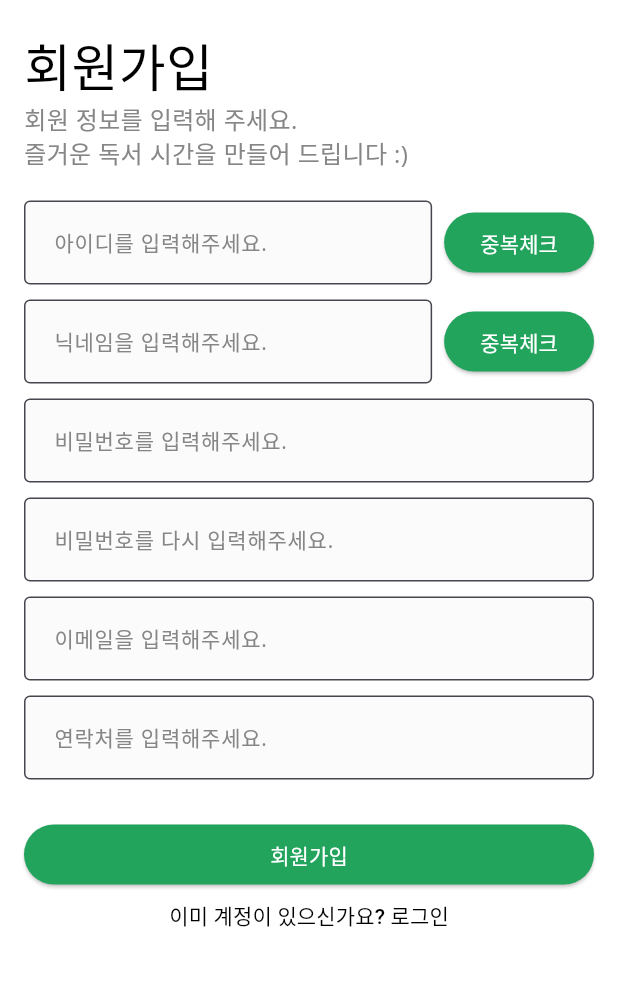
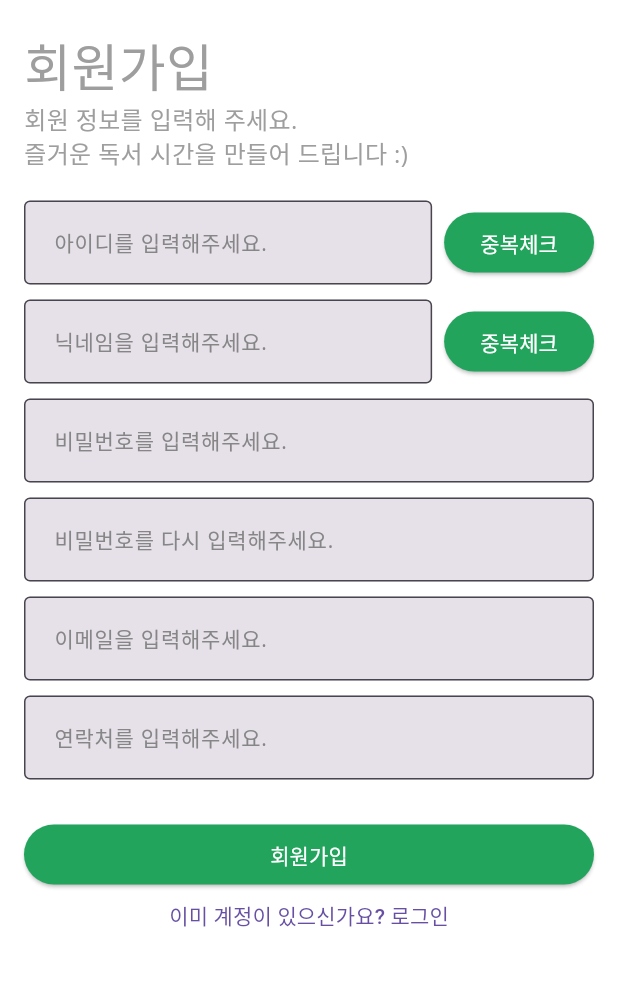
Before and after one commit to KimSoapSoap/bookbox, a Flutter app: the screen it shows after launch, after a tap on "로그인", after a tap on "회원가입", on a phone screen of 412 x 824 dp, the part 56-1042 px from its top. Run offline on Flutter 3.47's test engine with Material 3 defaults, Android fonts, the phone set to English and light mode, and no system bars; our stand-ins replace dio, flutter_riverpod, google_fonts, shared_preferences; network calls fail.

Commit message:
feat: 설정화면 추가, 다크모드 기능 추가

```diff
--- a/lib/core/constants/styles.dart
+++ b/lib/core/constants/styles.dart
@@ -1,6 +1,7 @@
 import 'package:flutter/material.dart';
 import 'package:flutter_riverpod/flutter_riverpod.dart';
 import 'package:google_fonts/google_fonts.dart';
+import 'package:shared_preferences/shared_preferences.dart';
 
 TextTheme lightTextTheme() {
   return TextTheme(
@@ -107,15 +108,33 @@ ThemeData darkTheme() {
 
 // 테마 모드를 관리하는 StateNotifier
 class ThemeNotifier extends StateNotifier<ThemeMode> {
-  ThemeNotifier() : super(ThemeMode.light); // 기본 상태는 light 모드
+  static const _themePrefKey = 'theme_mode';
+
+  ThemeNotifier() : super(ThemeMode.light) {
+    _loadTheme(); // 테마 로드
+  }
 
   // 다크 모드를 토글하는 메서드
-  void toggleTheme(bool isDarkMode) {
+  void toggleTheme(bool isDarkMode) async {
     if (isDarkMode) {
       state = ThemeMode.dark;
     } else {
       state = ThemeMode.light;
     }
+    await _saveTheme(); // 테마 저장
+  }
+
+// 테마를 SharedPreferences에 저장하는 메서드
+  Future<void> _saveTheme() async {
+    final prefs = await SharedPreferences.getInstance();
+    await prefs.setBool(_themePrefKey, state == ThemeMode.dark);
+  }
+
+// 앱 시작 시 저장된 테마를 불러오는 메서드
+  Future<void> _loadTheme() async {
+    final prefs = await SharedPreferences.getInstance();
+    final isDarkMode = prefs.getBool(_themePrefKey) ?? false; // 기본값은 라이트 모드
+    state = isDarkMode ? ThemeMode.dark : ThemeMode.light;
   }
 }
 
--- a/lib/ui/_components/custom_text_form_field.dart
+++ b/lib/ui/_components/custom_text_form_field.dart
@@ -55,7 +55,7 @@ class CustomTextFormField extends StatelessWidget {
             fontSize: 14.0,
           ),
           // 바로 적용되지 않는다. fiiled옵션의 boolean값에 따라 다름
-          fillColor: INPUT_BG_COLOR,
+          //fillColor: INPUT_BG_COLOR,
           // true - 배경 있음 // false - 배경없음
           filled: true,
           //모든 Input 상태의 기본 스타일 세팅.
--- a/lib/ui/user/join/join_page.dart
+++ b/lib/ui/user/join/join_page.dart
@@ -263,9 +263,7 @@ class _JoinPageState extends State<JoinPage> {
                           ),
                         );
                       },
-                      style: TextButton.styleFrom(
-                        foregroundColor: Colors.black,
-                      ),
+                      style: TextButton.styleFrom(),
                       child: Text('이미 계정이 있으신가요? 로그인'),
                     ),
                   ),
@@ -288,7 +286,6 @@ class _Title extends StatelessWidget {
         style: TextStyle(
           fontSize: 34,
           fontWeight: FontWeight.w500,
-          color: Colors.black,
         ));
   }
 }
@@ -301,7 +298,6 @@ class _SubTitle extends StatelessWidget {
     return Text('회원 정보를 입력해 주세요.\n즐거운 독서 시간을 만들어 드립니다 :)',
         style: TextStyle(
           fontSize: 16,
-          color: BODY_TEXT_COLOR,
         ));
   }
 }
--- a/lib/ui/user/login/login_page.dart
+++ b/lib/ui/user/login/login_page.dart
@@ -65,6 +65,8 @@ class _LoginPageState extends State<LoginPage> {
 
   @override
   Widget build(BuildContext context) {
+    final isDarkMode = Theme.of(context).brightness == Brightness.dark;
+
     return DefaultLayout(
         body: SafeArea(
       child: Padding(
@@ -82,11 +84,18 @@ class _LoginPageState extends State<LoginPage> {
                     _Title(),
                     _SubTitle(),
                     SizedBox(height: 20),
-                    Image.asset(
-                      'assets/logo.png',
-                      //context가 이 위젯을 의미하는듯, 그것의 width 사이즈
-                      width: MediaQuery.of(context).size.width / 3,
-                      height: MediaQuery.of(context).size.height / 5,
+                    ColorFiltered(
+                      colorFilter: isDarkMode
+                          ? const ColorFilter.mode(
+                              Colors.white, BlendMode.srcIn) // 다크 모드 시 색상 변경
+                          : const ColorFilter.mode(
+                              Colors.black87, BlendMode.srcIn),
+                      child: Image.asset(
+                        'assets/logo.png',
+                        //context가 이 위젯을 의미하는듯, 그것의 width 사이즈
+                        width: MediaQuery.of(context).size.width / 3,
+                        height: MediaQuery.of(context).size.height / 5,
+                      ),
                     ),
                     SizedBox(height: 20),
                     CustomTextFormField(
@@ -151,9 +160,6 @@ class _LoginPageState extends State<LoginPage> {
                             ),
                           );
                         },
-                        style: TextButton.styleFrom(
-                          foregroundColor: Colors.black,
-                        ),
                         child: Text('회원가입'),
                       ),
                     ),
@@ -175,7 +181,6 @@ class _Title extends StatelessWidget {
         style: TextStyle(
           fontSize: 34,
           fontWeight: FontWeight.w500,
-          color: Colors.black,
         ));
   }
 }
@@ -188,7 +193,6 @@ class _SubTitle extends StatelessWidget {
     return Text('아이디와 비밀번호를 입력해서 로그인 해주세요.\n오늘도 행복한 독서시간이 되길 :)',
         style: TextStyle(
           fontSize: 16,
-          color: BODY_TEXT_COLOR,
         ));
   }
 }
```
Also changed, not shown: lib/ui/main/setting/_components/setting_page_body.dart (+7 -4 lines).
